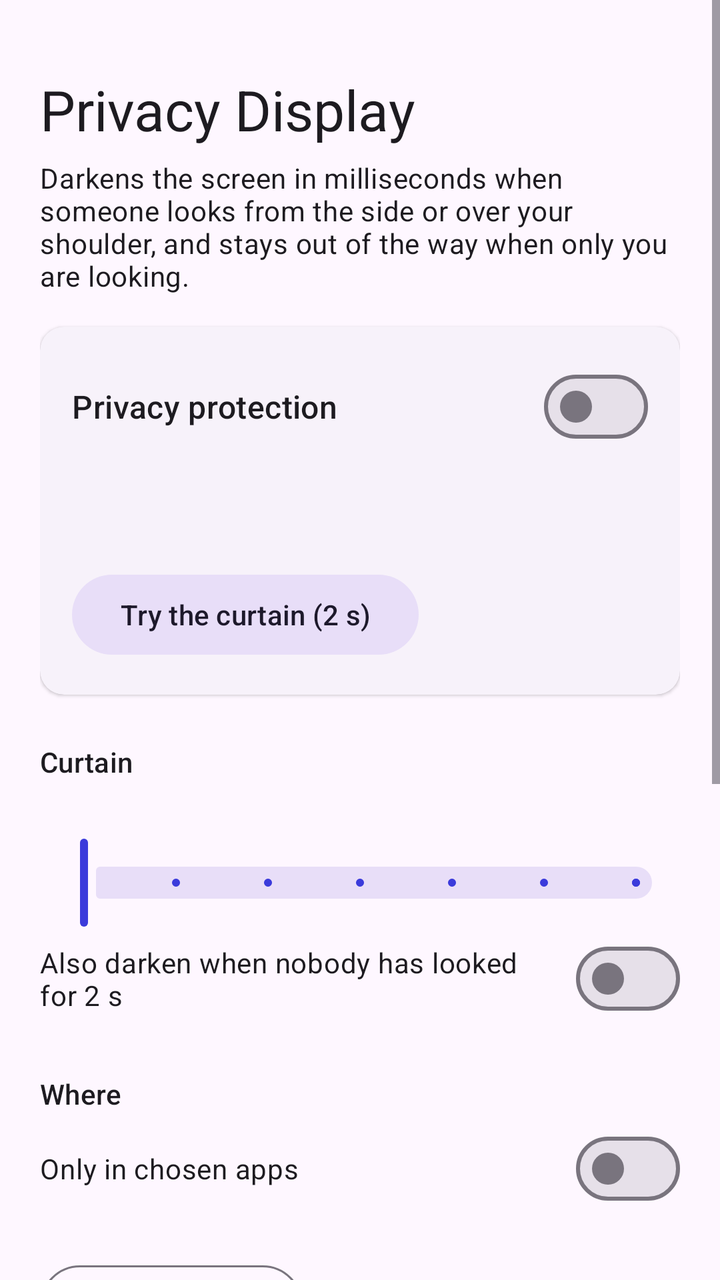
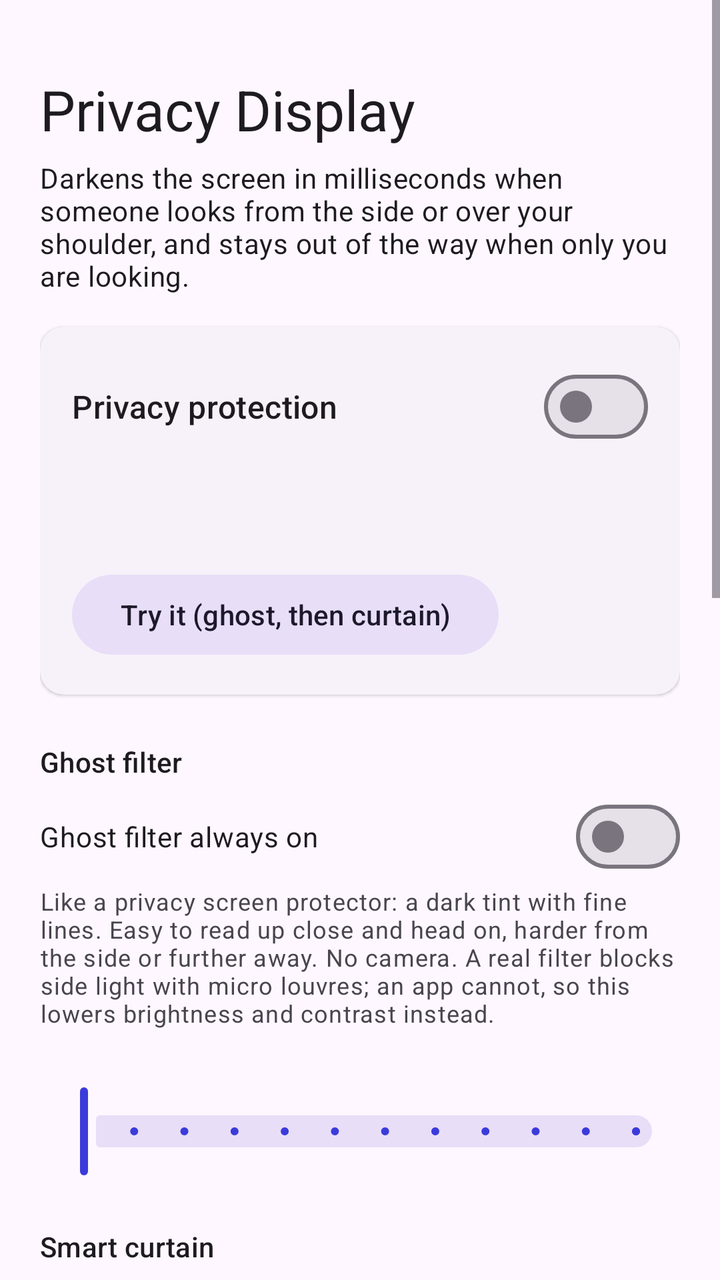

An Android layout rendered at two revisions. The XML below is the earlier revision; the diff shows what the commit changed to produce the second picture.
<!-- AndroidManifest.xml: application theme Theme.PrivacyDisplay -->
<!-- res/layout/activity_main.xml -->
<?xml version="1.0" encoding="utf-8"?>
<ScrollView xmlns:android="http://schemas.android.com/apk/res/android"
    xmlns:app="http://schemas.android.com/apk/res-auto"
    android:layout_width="match_parent"
    android:layout_height="match_parent"
    android:fillViewport="true">

    <LinearLayout
        android:layout_width="match_parent"
        android:layout_height="wrap_content"
        android:orientation="vertical"
        android:padding="20dp">

        <TextView
            android:layout_width="wrap_content"
            android:layout_height="wrap_content"
            android:layout_marginTop="16dp"
            android:text="@string/app_name"
            android:textAppearance="?attr/textAppearanceHeadlineMedium" />

        <TextView
            android:layout_width="match_parent"
            android:layout_height="wrap_content"
            android:layout_marginTop="6dp"
            android:text="@string/tagline"
            android:textAppearance="?attr/textAppearanceBodyMedium" />

        
        <com.google.android.material.card.MaterialCardView
            android:id="@+id/permission_card"
            style="?attr/materialCardViewFilledStyle"
            android:layout_width="match_parent"
            android:layout_height="wrap_content"
            android:layout_marginTop="16dp"
            android:visibility="gone">

            <LinearLayout
                android:id="@+id/permission_list"
                android:layout_width="match_parent"
                android:layout_height="wrap_content"
                android:orientation="vertical"
                android:padding="16dp">

                <TextView
                    android:layout_width="wrap_content"
                    android:layout_height="wrap_content"
                    android:text="@string/perm_title"
                    android:textAppearance="?attr/textAppearanceTitleMedium" />
            </LinearLayout>
        </com.google.android.material.card.MaterialCardView>

        
        <com.google.android.material.card.MaterialCardView
            style="?attr/materialCardViewElevatedStyle"
            android:layout_width="match_parent"
            android:layout_height="wrap_content"
            android:layout_marginTop="16dp">

            <LinearLayout
                android:layout_width="match_parent"
                android:layout_height="wrap_content"
                android:orientation="vertical"
                android:padding="16dp">

                <com.google.android.material.materialswitch.MaterialSwitch
                    android:id="@+id/main_switch"
                    android:layout_width="match_parent"
                    android:layout_height="wrap_content"
                    android:text="@string/main_switch"
                    android:textAppearance="?attr/textAppearanceTitleMedium" />

                <TextView
                    android:id="@+id/status"
                    android:layout_width="match_parent"
                    android:layout_height="wrap_content"
                    android:layout_marginTop="8dp"
                    android:textAppearance="?attr/textAppearanceBodyLarge" />

                <TextView
                    android:id="@+id/details"
                    android:layout_width="match_parent"
                    android:layout_height="wrap_content"
                    android:layout_marginTop="2dp"
                    android:textAppearance="?attr/textAppearanceBodySmall" />

                <com.google.android.material.button.MaterialButton
                    android:id="@+id/test"
                    style="@style/Widget.Material3.Button.TonalButton"
                    android:layout_width="wrap_content"
                    android:layout_height="wrap_content"
                    android:layout_marginTop="8dp"
                    android:text="@string/test_shield" />
            </LinearLayout>
        </com.google.android.material.card.MaterialCardView>

        <TextView
            style="@style/SectionLabel"
            android:text="@string/section_shield" />

        <TextView
            android:id="@+id/intensity_label"
            android:layout_width="match_parent"
            android:layout_height="wrap_content"
            android:layout_marginTop="8dp"
            android:textAppearance="?attr/textAppearanceBodyMedium" />

        <com.google.android.material.slider.Slider
            android:id="@+id/intensity"
            android:layout_width="match_parent"
            android:layout_height="wrap_content"
            android:stepSize="0.05"
            android:valueFrom="0.5"
            android:valueTo="0.8" />

        <com.google.android.material.materialswitch.MaterialSwitch
            android:id="@+id/no_face"
            android:layout_width="match_parent"
            android:layout_height="wrap_content"
            android:text="@string/no_face" />

        <TextView
            style="@style/SectionLabel"
            android:text="@string/section_where" />

        <com.google.android.material.materialswitch.MaterialSwitch
            android:id="@+id/only_selected"
            android:layout_width="match_parent"
            android:layout_height="wrap_content"
            android:layout_marginTop="4dp"
            android:text="@string/only_selected" />

        <TextView
            android:id="@+id/selected_summary"
            android:layout_width="match_parent"
            android:layout_height="wrap_content"
            android:textAppearance="?attr/textAppearanceBodySmall" />

        <com.google.android.material.button.MaterialButton
            android:id="@+id/pick_apps"
            style="@style/Widget.Material3.Button.OutlinedButton"
            android:layout_width="wrap_content"
            android:layout_height="wrap_content"
            android:layout_marginTop="4dp"
            android:text="@string/pick_apps" />

        <TextView
            style="@style/SectionLabel"
            android:text="@string/section_battery" />

        <com.google.android.material.materialswitch.MaterialSwitch
            android:id="@+id/battery_saver"
            android:layout_width="match_parent"
            android:layout_height="wrap_content"
            android:layout_marginTop="4dp"
            android:text="@string/battery_saver" />

        <TextView
            android:id="@+id/battery_saver_body"
            android:layout_width="match_parent"
            android:layout_height="wrap_content"
            android:text="@string/battery_saver_body"
            android:textAppearance="?attr/textAppearanceBodySmall" />

        <TextView
            android:id="@+id/idle_label"
            android:layout_width="match_parent"
            android:layout_height="wrap_content"
            android:layout_marginTop="8dp"
            android:textAppearance="?attr/textAppearanceBodyMedium" />

        <com.google.android.material.slider.Slider
            android:id="@+id/idle_check"
            android:layout_width="match_parent"
            android:layout_height="wrap_content"
            android:stepSize="1"
            android:valueFrom="2"
            android:valueTo="30" />

        <TextView
            android:layout_width="match_parent"
            android:layout_height="wrap_content"
            android:layout_marginTop="20dp"
            android:text="@string/how_it_works"
            android:textAppearance="?attr/textAppearanceBodySmall" />
    </LinearLayout>
</ScrollView>
<!-- resources referenced by this layout -->
<resources>
  <string name="app_name">Privacy Display</string>
  <string name="battery_saver">Battery saver</string>
  <string name="battery_saver_body">The camera sleeps while the phone lies still, so someone leaning in is noticed later. Off: about 3 checks a second, every frame when something looks wrong.</string>
  <string name="how_it_works" formatted="false">The largest face is you. The curtain comes down instantly when a second face shows up in two frames in a row, or when you keep looking away past 42°. It lifts softly once only you are looking again (below 32°, three frames). In the dark the camera is not used; the tilt decides. Android lets touches through an overlay only up to 80% darkness.</string>
  <string name="main_switch">Privacy protection</string>
  <string name="no_face">Also darken when nobody has looked for 2 s</string>
  <string name="only_selected">Only in chosen apps</string>
  <string name="perm_title">A few permissions first</string>
  <string name="pick_apps">Choose apps</string>
  <string name="section_battery">Battery</string>
  <string name="section_shield">Curtain</string>
  <string name="section_where">Where</string>
  <string name="tagline">Darkens the screen in milliseconds when someone looks from the side or over your shoulder, and stays out of the way when only you are looking.</string>
  <string name="test_shield">Try the curtain (2 s)</string>
  <style name="SectionLabel">
          <item name="android:layout_width">match_parent</item>
          <item name="android:layout_height">wrap_content</item>
          <item name="android:layout_marginTop">24dp</item>
          <item name="android:textAppearance">?attr/textAppearanceTitleSmall</item>
      </style>
  <style name="Theme.PrivacyDisplay" parent="Theme.Material3.DayNight.NoActionBar">
          <item name="colorPrimary">@color/brand</item>
      </style>
  <color name="brand">#FF3B3BDB</color>
</resources>

<!-- the commit's change to res/layout/activity_main.xml (unified diff, before → after) -->
@@ -95,7 +95,52 @@
 
         <TextView
             style="@style/SectionLabel"
+            android:text="@string/section_ghost" />
+
+        <com.google.android.material.materialswitch.MaterialSwitch
+            android:id="@+id/ghost_mode"
+            android:layout_width="match_parent"
+            android:layout_height="wrap_content"
+            android:layout_marginTop="4dp"
+            android:text="@string/ghost_mode" />
+
+        <TextView
+            android:layout_width="match_parent"
+            android:layout_height="wrap_content"
+            android:text="@string/ghost_body"
+            android:textAppearance="?attr/textAppearanceBodySmall" />
+
+        <TextView
+            android:id="@+id/ghost_label"
+            android:layout_width="match_parent"
+            android:layout_height="wrap_content"
+            android:layout_marginTop="8dp"
+            android:textAppearance="?attr/textAppearanceBodyMedium" />
+
+        <com.google.android.material.slider.Slider
+            android:id="@+id/ghost_strength"
+            android:layout_width="match_parent"
+            android:layout_height="wrap_content"
+            android:stepSize="0.05"
+            android:valueFrom="0.3"
+            android:valueTo="0.9" />
+
+        <TextView
+            style="@style/SectionLabel"
             android:text="@string/section_shield" />
+
+        <com.google.android.material.materialswitch.MaterialSwitch
+            android:id="@+id/smart_mode"
+            android:layout_width="match_parent"
+            android:layout_height="wrap_content"
+            android:layout_marginTop="4dp"
+            android:text="@string/smart_mode" />
+
+        <TextView
+            android:layout_width="match_parent"
+            android:layout_height="wrap_content"
+            android:text="@string/smart_body"
+            android:textAppearance="?attr/textAppearanceBodySmall" />
 
         <TextView
             android:id="@+id/intensity_label"
<!-- resource entries referenced after the edit -->
@@ -3,6 +3,8 @@
   <string name="app_name">Privacy Display</string>
   <string name="battery_saver">Battery saver</string>
   <string name="battery_saver_body">The camera sleeps while the phone lies still, so someone leaning in is noticed later. Off: about 3 checks a second, every frame when something looks wrong.</string>
+  <string name="ghost_body">Like a privacy screen protector: a dark tint with fine lines. Easy to read up close and head on, harder from the side or further away. No camera. A real filter blocks side light with micro louvres; an app cannot, so this lowers brightness and contrast instead.</string>
+  <string name="ghost_mode">Ghost filter always on</string>
   <string name="how_it_works" formatted="false">The largest face is you. The curtain comes down instantly when a second face shows up in two frames in a row, or when you keep looking away past 42°. It lifts softly once only you are looking again (below 32°, three frames). In the dark the camera is not used; the tilt decides. Android lets touches through an overlay only up to 80% darkness.</string>
   <string name="main_switch">Privacy protection</string>
   <string name="no_face">Also darken when nobody has looked for 2 s</string>
@@ -10,10 +12,13 @@
   <string name="perm_title">A few permissions first</string>
   <string name="pick_apps">Choose apps</string>
   <string name="section_battery">Battery</string>
-  <string name="section_shield">Curtain</string>
+  <string name="section_ghost">Ghost filter</string>
+  <string name="section_shield">Smart curtain</string>
   <string name="section_where">Where</string>
+  <string name="smart_body">The front camera spots a second face and darkens fully until only you are looking.</string>
+  <string name="smart_mode">Full curtain when someone else looks</string>
   <string name="tagline">Darkens the screen in milliseconds when someone looks from the side or over your shoulder, and stays out of the way when only you are looking.</string>
-  <string name="test_shield">Try the curtain (2 s)</string>
+  <string name="test_shield">Try it (ghost, then curtain)</string>
   <style name="SectionLabel">
           <item name="android:layout_width">match_parent</item>
           <item name="android:layout_height">wrap_content</item>
